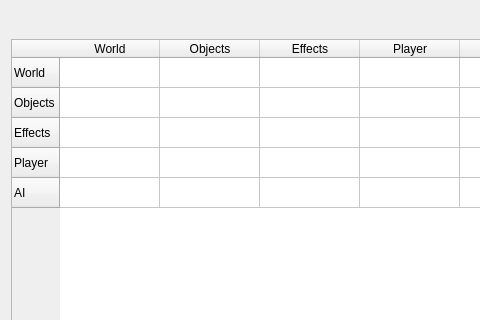
First picture: the form in Tools/EditorPluginPhysX/Dialogs/PhysXProjectSettingsDlg.ui, repository ezEngine/ezEngine, before the edit; both pictures show x 0 to 480 and y 0 to 320 of the 762 by 629 pixel window.
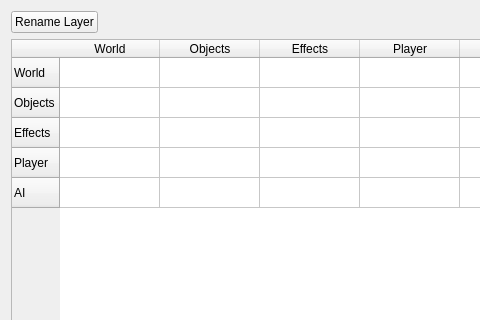
Second picture: the form after the edit. Icons and pictures are not drawn.

Patch:
```diff
--- a/Tools/EditorPluginPhysX/Dialogs/PhysXProjectSettingsDlg.ui
+++ b/Tools/EditorPluginPhysX/Dialogs/PhysXProjectSettingsDlg.ui
@@ -20,6 +20,13 @@
   <layout class="QVBoxLayout" name="verticalLayout">
    <item>
     <layout class="QHBoxLayout" name="horizontalLayout">
+     <item>
+      <widget class="QPushButton" name="ButtonRenameLayer">
+       <property name="text">
+        <string>Rename Layer</string>
+       </property>
+      </widget>
+     </item>
      <item>
       <spacer name="horizontalSpacer">
        <property name="orientation">
```
